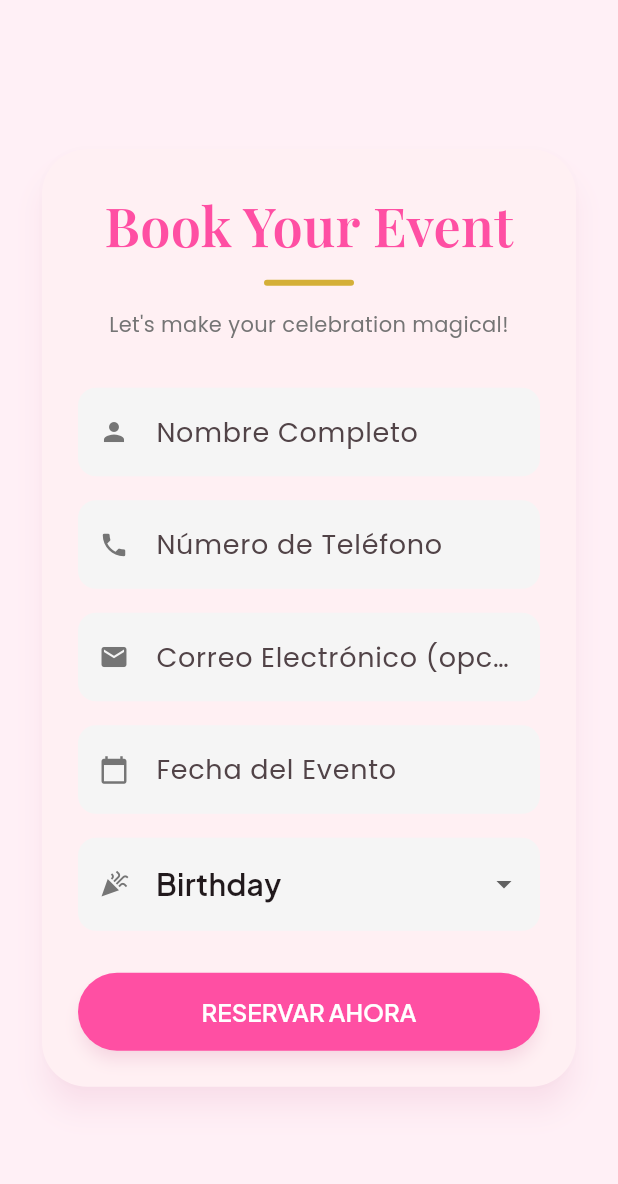
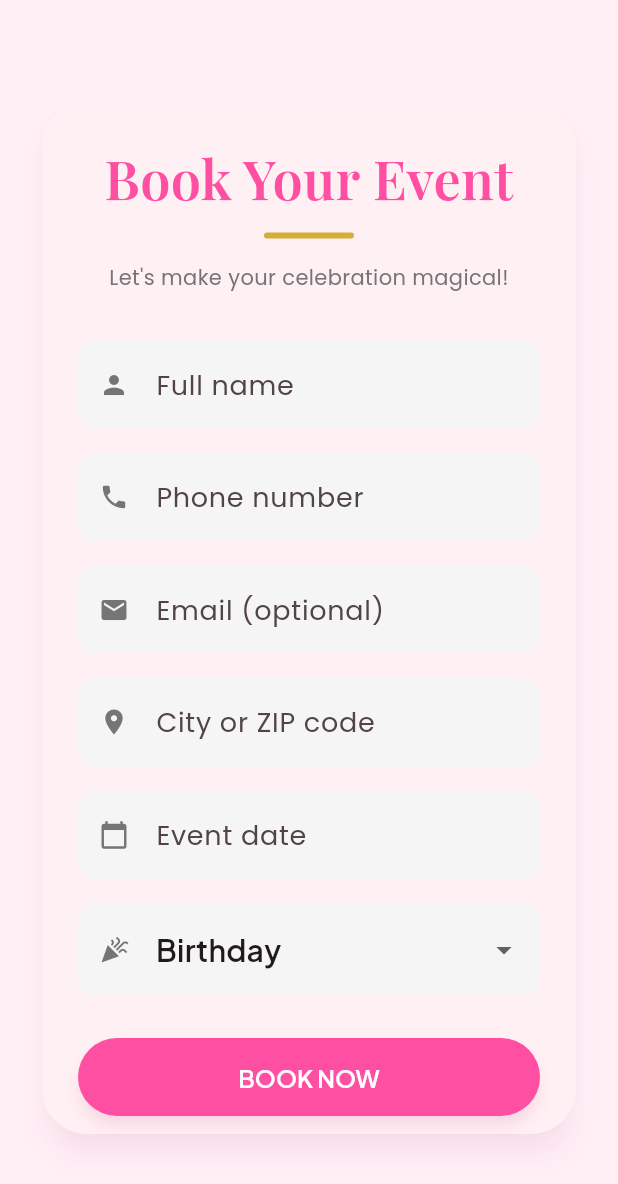
Before and after one commit to healalmo2020/magic_party_web, a Flutter app: the BookingSection widget shown alone on an empty page, opened directly, on a phone screen of 412 x 824 dp. Shown: the top 1184 px of the screen. Run offline on Flutter 3.47's test engine with Material 3 defaults, Android fonts, the phone set to English and light mode, and no system bars; our stand-ins replace google_fonts, visibility_detector.

Commit message:
agregamos la opcion en el bookin event de pedir la ciudad al cliente y tambien cambiamos el idioma a ingles een esa section

```diff
--- a/lib/controllers/booking_form_controller.dart
+++ b/lib/controllers/booking_form_controller.dart
@@ -18,7 +18,7 @@ class BookingFormController {
   /// Valida el nombre. Devuelve mensaje de error o null si es válido.
   static String? validateName(String? value) {
     if (value == null || value.trim().isEmpty) {
-      return 'Ingresa tu nombre';
+      return 'Please enter your name';
     }
     return null;
   }
@@ -26,7 +26,7 @@ class BookingFormController {
   /// Valida el teléfono.
   static String? validatePhone(String? value) {
     if (value == null || value.trim().isEmpty) {
-      return 'Ingresa tu teléfono';
+      return 'Please enter your phone number';
     }
     return null;
   }
@@ -35,7 +35,15 @@ class BookingFormController {
   static String? validateEmail(String? value) {
     if (value == null || value.trim().isEmpty) return null;
     if (!RegExp(r'^[\w-\.]+@([\w-]+\.)+[\w-]{2,4}$').hasMatch(value)) {
-      return 'Correo no válido';
+      return 'Invalid email address';
+    }
+    return null;
+  }
+
+  /// Ciudad o código postal (obligatorio).
+  static String? validateCityOrZip(String? value) {
+    if (value == null || value.trim().isEmpty) {
+      return 'Please enter city or ZIP code';
     }
     return null;
   }
@@ -43,7 +51,7 @@ class BookingFormController {
   /// Valida la fecha del evento.
   static String? validateDate(String? value) {
     if (value == null || value.trim().isEmpty) {
-      return 'Selecciona la fecha del evento';
+      return 'Please select the event date';
     }
     return null;
   }
@@ -51,7 +59,7 @@ class BookingFormController {
   /// Valida el tipo de evento.
   static String? validateEventType(String? value) {
     if (value == null || value.isEmpty) {
-      return 'Selecciona el tipo de evento';
+      return 'Please select an event type';
     }
     return null;
   }
@@ -61,6 +69,7 @@ class BookingFormController {
     required String name,
     required String phone,
     required String email,
+    required String cityOrZip,
     required String date,
     required String eventType,
   }) {
@@ -68,6 +77,7 @@ class BookingFormController {
       name: name,
       phone: phone,
       email: email,
+      cityOrZip: cityOrZip,
       date: date,
       eventType: eventType,
     );
--- a/lib/services/telegram_booking_service.dart
+++ b/lib/services/telegram_booking_service.dart
@@ -8,6 +8,7 @@ class BookingRequest {
     required this.name,
     required this.phone,
     required this.email,
+    required this.cityOrZip,
     required this.date,
     required this.eventType,
   });
@@ -15,6 +16,7 @@ class BookingRequest {
   final String name;
   final String phone;
   final String email;
+  final String cityOrZip;
   final String date;
   final String eventType;
 }
@@ -55,15 +57,17 @@ class TelegramBookingService {
     final escapedPhone = _escapeHtml(request.phone.trim());
     final escapedEmail = _escapeHtml(request.email.trim());
     final escapedDate = _escapeHtml(request.date.trim());
+    final escapedCityZip = _escapeHtml(request.cityOrZip.trim());
     final escapedEvent = _escapeHtml(request.eventType.trim());
 
-    final message = '✨ <b>NUEVA RESERVA - MAGIC PARTY</b> ✨\n\n'
-        '👤 <b>Cliente:</b> $escapedName\n'
-        '📱 <b>Teléfono:</b> ${escapedPhone.isEmpty ? "—" : escapedPhone}\n'
+    final message = '✨ <b>NEW BOOKING - MAGIC PARTY</b> ✨\n\n'
+        '👤 <b>Client:</b> $escapedName\n'
+        '📱 <b>Phone:</b> ${escapedPhone.isEmpty ? "—" : escapedPhone}\n'
         '📧 <b>Email:</b> ${escapedEmail.isEmpty ? "—" : escapedEmail}\n'
-        '📅 <b>Fecha:</b> $escapedDate\n'
-        '🎈 <b>Evento:</b> $escapedEvent\n\n'
-        '<i>Hola, vi su página y quiero cotizar esta decoración.</i>';
+        '📍 <b>City / ZIP:</b> ${escapedCityZip.isEmpty ? "—" : escapedCityZip}\n'
+        '📅 <b>Date:</b> $escapedDate\n'
+        '🎈 <b>Event:</b> $escapedEvent\n\n'
+        '<i>Hi, I found you on your website and would like a quote for this decor.</i>';
 
     final uri = Uri.parse(
       'https://api.telegram.org/bot$botToken/sendMessage',
--- a/lib/widgets/booking_form_card.dart
+++ b/lib/widgets/booking_form_card.dart
@@ -16,12 +16,14 @@ class BookingFormCard extends StatelessWidget {
     required this.nameController,
     required this.phoneController,
     required this.emailController,
+    required this.locationController,
     required this.dateController,
     required this.selectedEventType,
     required this.eventTypes,
     required this.nameValidator,
     required this.phoneValidator,
     required this.emailValidator,
+    required this.locationValidator,
     required this.dateValidator,
     required this.eventTypeValidator,
     required this.onEventTypeChanged,
@@ -34,12 +36,14 @@ class BookingFormCard extends StatelessWidget {
   final TextEditingController nameController;
   final TextEditingController phoneController;
   final TextEditingController emailController;
+  final TextEditingController locationController;
   final TextEditingController dateController;
   final String selectedEventType;
   final List<String> eventTypes;
   final String? Function(String?) nameValidator;
   final String? Function(String?) phoneValidator;
   final String? Function(String?) emailValidator;
+  final String? Function(String?) locationValidator;
   final String? Function(String?) dateValidator;
   final String? Function(String?) eventTypeValidator;
   final ValueChanged<String?> onEventTypeChanged;
@@ -73,14 +77,14 @@ class BookingFormCard extends StatelessWidget {
               _BookingTextField(
                 controller: nameController,
                 icon: Icons.person,
-                hint: 'Nombre Completo',
+                hint: 'Full name',
                 validator: nameValidator,
               ),
               const SizedBox(height: 16),
               _BookingTextField(
                 controller: phoneController,
                 icon: Icons.phone,
-                hint: 'Número de Teléfono',
+                hint: 'Phone number',
                 keyboardType: TextInputType.phone,
                 validator: phoneValidator,
               ),
@@ -88,9 +92,17 @@ class BookingFormCard extends StatelessWidget {
               _BookingTextField(
                 controller: emailController,
                 icon: Icons.email,
-                hint: 'Correo Electrónico (opcional)',
+                hint: 'Email (optional)',
                 keyboardType: TextInputType.emailAddress,
                 validator: emailValidator,
+              ),
+              const SizedBox(height: 16),
+              _BookingTextField(
+                controller: locationController,
+                icon: Icons.location_on,
+                hint: 'City or ZIP code',
+                keyboardType: TextInputType.streetAddress,
+                validator: locationValidator,
               ),
               const SizedBox(height: 16),
               _BookingDateField(
@@ -113,9 +125,9 @@ class BookingFormCard extends StatelessWidget {
                         child: CircularProgressIndicator(color: AppColors.primary),
                       )
                     : CustomButton(
-                        text: 'RESERVAR AHORA',
+                        text: 'BOOK NOW',
                         onPressed: onSubmit,
-                        semanticsLabel: 'Enviar solicitud de reserva',
+                        semanticsLabel: 'Submit booking request',
                       ),
               ),
             ],
@@ -181,7 +193,7 @@ class _BookingDateField extends StatelessWidget {
       onTap: onTap,
       validator: validator,
       decoration: InputDecoration(
-        hintText: 'Fecha del Evento',
+        hintText: 'Event date',
         prefixIcon: Icon(Icons.calendar_today, size: 20, color: Colors.grey.shade600),
         filled: true,
         fillColor: Colors.grey.shade100,
@@ -212,7 +224,7 @@ class _BookingDropdown extends StatelessWidget {
   Widget build(BuildContext context) {
     return DropdownButtonFormField<String>(
       initialValue: value.isNotEmpty ? value : null,
-      hint: Text('Tipo de Evento', style: AppTextStyles.body),
+      hint: Text('Event type', style: AppTextStyles.body),
       decoration: InputDecoration(
         prefixIcon: Icon(Icons.celebration, size: 20, color: Colors.grey.shade600),
         filled: true,
```
Also changed, not shown: lib/sections/booking_section.dart (+9 -4 lines), 1 other file.
